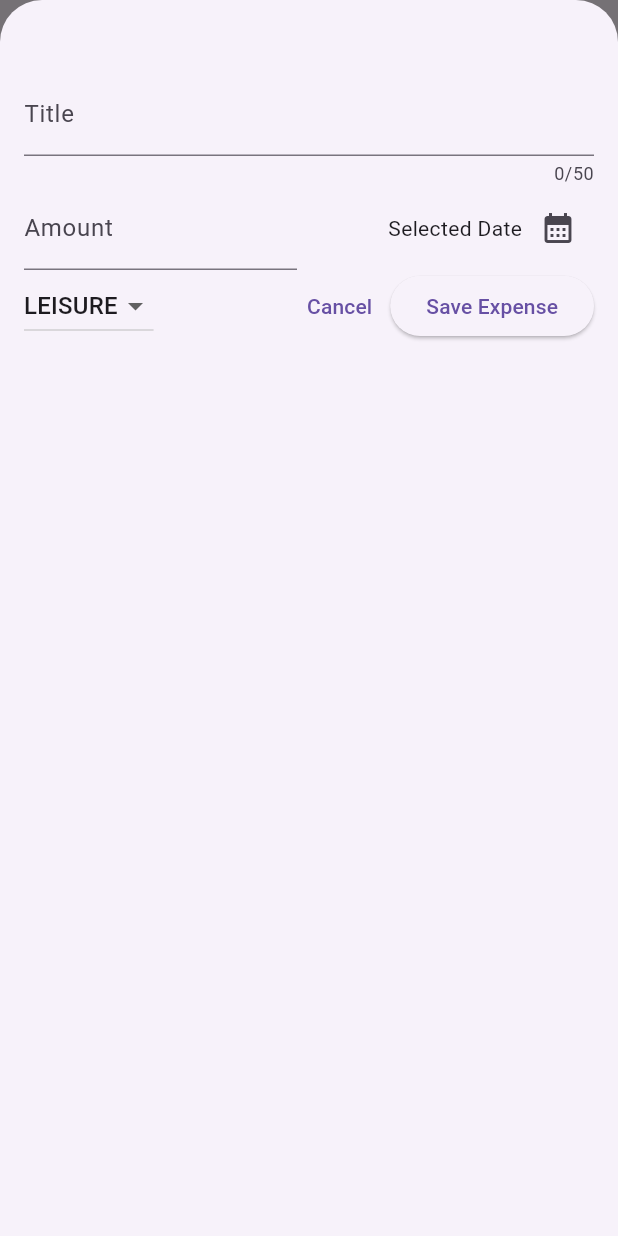
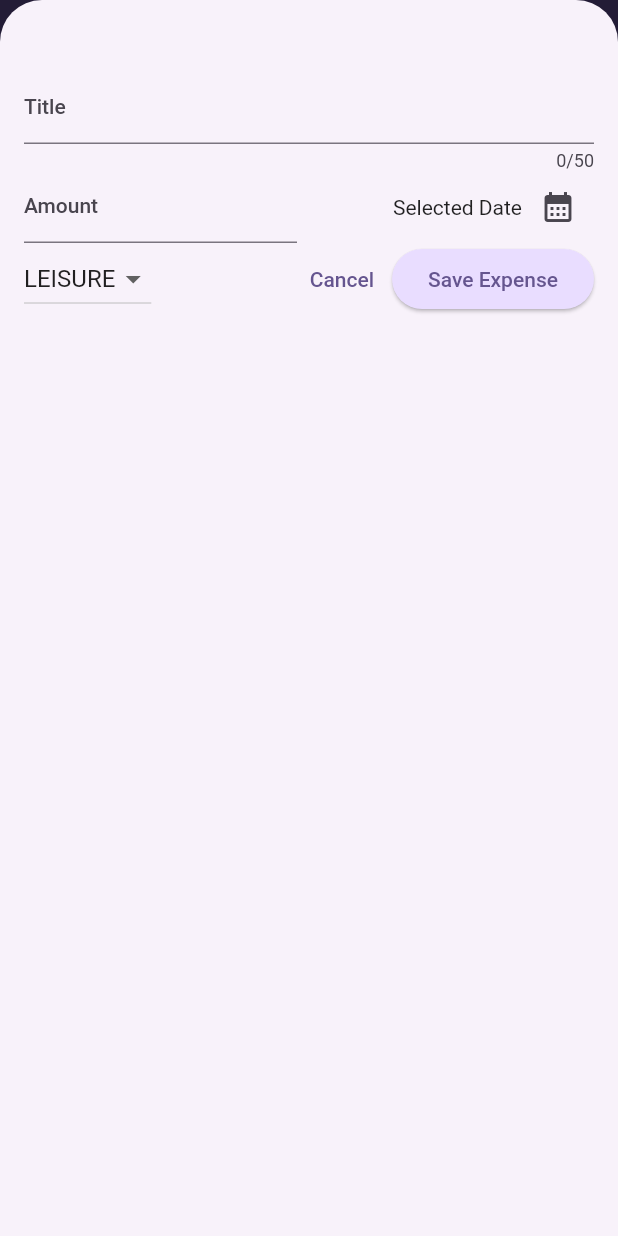
Before and after one commit to angelo-filho/expense_tracker, a Flutter app: the screen it shows after launch, after a tap on the "add" icon, on a phone screen of 412 x 824 dp. Run offline on Flutter 3.47's test engine with Material 2 defaults, Android fonts, the phone set to English and light mode, and no system bars.

Commit message:
feat: setup theming

```diff
--- a/lib/main.dart
+++ b/lib/main.dart
@@ -1,10 +1,35 @@
 import 'package:expense_tracker/screens/expenses_screen.dart';
 import 'package:flutter/material.dart';
+
+var kColorScheme =
+    ColorScheme.fromSeed(seedColor: const Color.fromARGB(255, 96, 59, 181));
 
 void main() {
   runApp(
     MaterialApp(
-      theme: ThemeData(useMaterial3: true),
+      theme: ThemeData().copyWith(
+        useMaterial3: true,
+        colorScheme: kColorScheme,
+        appBarTheme: const AppBarTheme().copyWith(
+          backgroundColor: kColorScheme.onPrimaryContainer,
+          foregroundColor: kColorScheme.primaryContainer,
+        ),
+        cardTheme: const CardTheme().copyWith(
+          color: kColorScheme.secondaryContainer,
+          margin: const EdgeInsets.symmetric(horizontal: 16, vertical: 8),
+        ),
+        elevatedButtonTheme: ElevatedButtonThemeData(
+          style: ElevatedButton.styleFrom(
+              backgroundColor: kColorScheme.primaryContainer),
+        ),
+        textTheme: ThemeData().textTheme.copyWith(
+              titleLarge: TextStyle(
+                fontWeight: FontWeight.normal,
+                color: kColorScheme.onSecondaryContainer,
+                fontSize: 14,
+              ),
+            ),
+      ),
       home: const ExpensesScreen(),
     ),
   );
```
